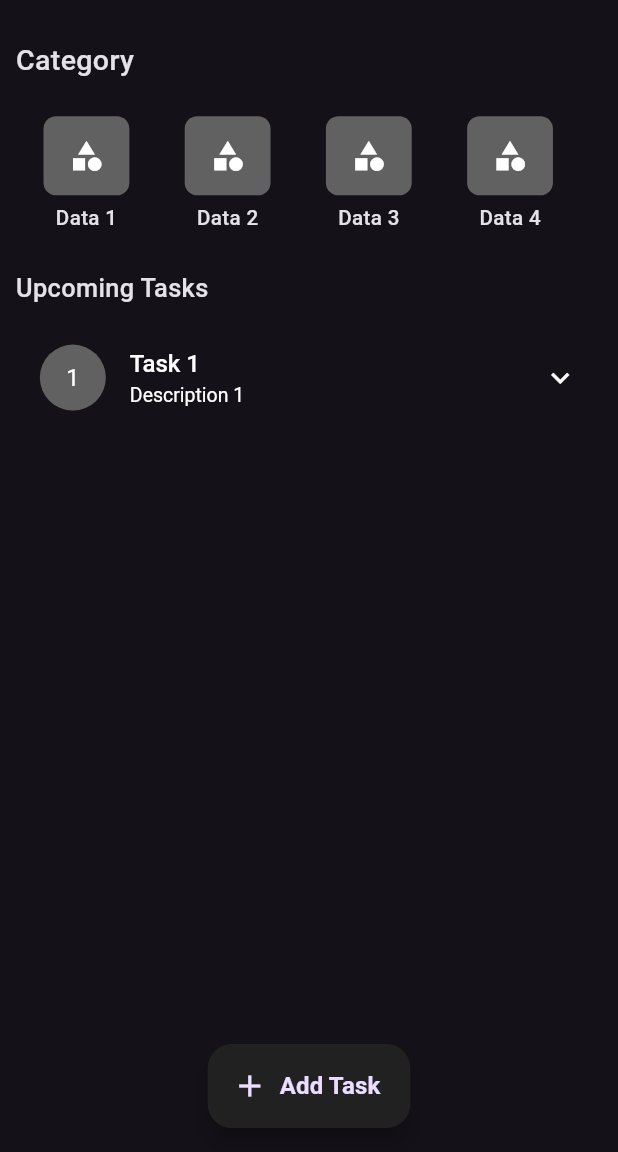
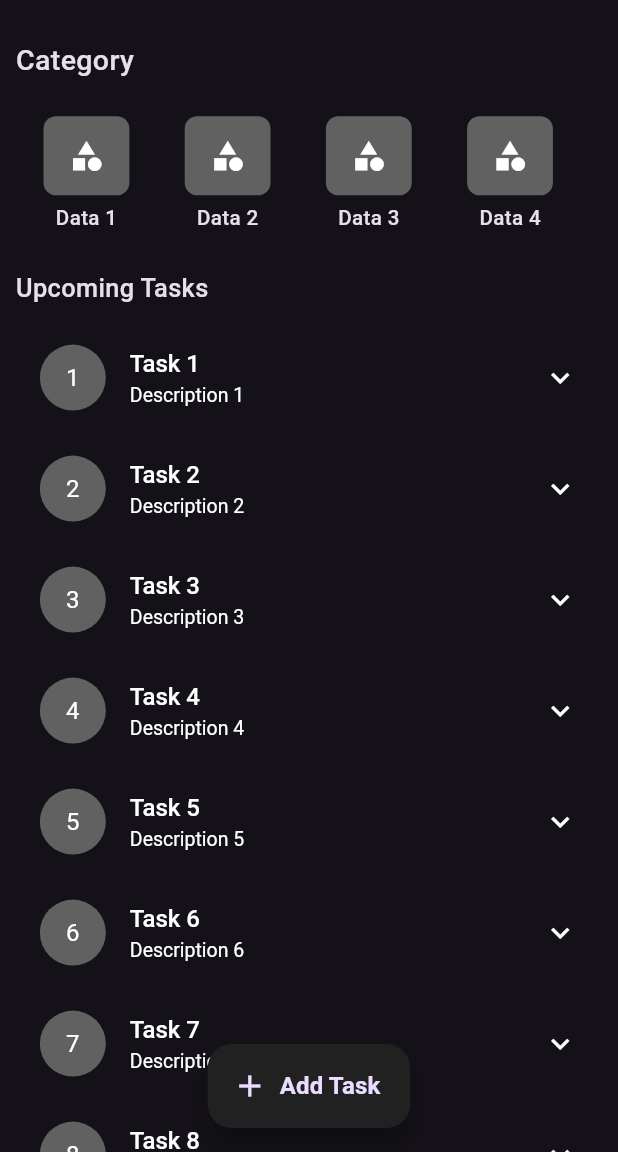
Before and after one commit to MohamdAshiq/Todo-Application, a Flutter app: the screen it shows after launch, on a phone screen of 412 x 824 dp, the part 84-1236 px from its top. Run offline on Flutter 3.47's test engine with Material 2 defaults, Android fonts, the phone set to English and light mode, and no system bars; our stand-ins replace flutter_screenutil.

Commit message:
Refactored the code of Expandable Tile Widget & added some tiles to the upcoming events section

```diff
--- a/lib/Screens/home_page.dart
+++ b/lib/Screens/home_page.dart
@@ -3,6 +3,8 @@ import 'package:flutter_screenutil/flutter_screenutil.dart';
 import 'package:todo_application/Widgets/custom_appbar.dart';
 import 'package:todo_application/Widgets/floating_action_button_widget.dart';
 import 'package:todo_application/responsive_layout.dart';
+
+import '../Widgets/expandable_tile_widget.dart';
 
 class HomePage extends StatelessWidget {
   const HomePage({super.key});
@@ -16,7 +18,8 @@ class HomePage extends StatelessWidget {
         appBar: const CustomAppbar(),
         floatingActionButtonLocation: FloatingActionButtonLocation.centerFloat,
         floatingActionButton: const FloatingActionButtonWidget(),
-        body: Padding(
+        body: SingleChildScrollView(
+          child: Padding(
             padding: EdgeInsets.symmetric(
               horizontal: 10.h,
               vertical: 15.h,
@@ -82,55 +85,17 @@ class HomePage extends StatelessWidget {
                     ),
                   ),
                 ),
-              Theme(
-                data: ThemeData(
-                  splashColor: Colors.transparent,
-                  highlightColor: Colors.transparent,
-                ),
-                child: ExpansionTile(
-                  collapsedTextColor: Colors.white,
-                  textColor: Colors.white,
-                  iconColor: Colors.white,
-                  collapsedIconColor: Colors.white,
-                  title: const Text(
-                    "Task 1",
-                    style: TextStyle(
-                      fontWeight: FontWeight.w500,
-                    ),
-                  ),
-                  subtitle: const Text(
-                    "Description 1 ",
-                    overflow: TextOverflow.ellipsis,
-                    style: TextStyle(
-                      fontWeight: FontWeight.w400,
-                      fontSize: 13,
-                    ),
-                  ),
-                  leading: CircleAvatar(
-                    radius: 22,
-                    backgroundColor: Colors.grey[700],
-                    foregroundColor: Colors.white,
-                    child: const Text("1"),
-                  ),
-                  children: [
                 Column(
-                      crossAxisAlignment: CrossAxisAlignment.stretch,
-                      mainAxisAlignment: MainAxisAlignment.start,
                   children: List.generate(
-                          5,
-                          (index) => Padding(
-                                padding: const EdgeInsets.symmetric(
-                                    vertical: 8, horizontal: 15),
-                                child: Text("Data ${index + 1}  : "),
-                              )),
-                    )
-                  ],
+                    10,
+                    (index) => ExpandableTileWidget(index: index,),
                   ),
                 )
               ],
             ),
           ),
         ),
+      ),
     );
   }
 }
--- /dev/null
+++ b/lib/Widgets/expandable_tile_widget.dart
@@ -0,0 +1,57 @@
+import 'package:flutter/material.dart';
+
+class ExpandableTileWidget extends StatelessWidget {
+  const ExpandableTileWidget({super.key, required this.index});
+
+  final int index;
+
+  @override
+  Widget build(BuildContext context) {
+    return Theme(
+      data: ThemeData(
+        splashColor: Colors.transparent,
+        highlightColor: Colors.transparent,
+      ),
+      child: ExpansionTile(
+        collapsedTextColor: Colors.white,
+        textColor: Colors.white,
+        iconColor: Colors.white,
+        collapsedIconColor: Colors.white,
+        title: Text(
+          "Task ${index + 1}",
+          style: const TextStyle(
+            fontWeight: FontWeight.w500,
+          ),
+        ),
+        subtitle:  Text(
+          "Description ${index+1} ",
+          overflow: TextOverflow.ellipsis,
+          style: const TextStyle(
+            fontWeight: FontWeight.w400,
+            fontSize: 13,
+          ),
+        ),
+        leading: CircleAvatar(
+          radius: 22,
+          backgroundColor: Colors.grey[700],
+          foregroundColor: Colors.white,
+          child:  Text("${index+1}"),
+        ),
+        children: [
+          Column(
+            crossAxisAlignment: CrossAxisAlignment.stretch,
+            mainAxisAlignment: MainAxisAlignment.start,
+            children: List.generate(
+              5,
+              (index) => Padding(
+                padding:
+                    const EdgeInsets.symmetric(vertical: 8, horizontal: 15),
+                child: Text("Data ${index + 1}  : "),
+              ),
+            ),
+          )
+        ],
+      ),
+    );
+  }
+}
```
Lines whose indentation alone changed are shown as unchanged.
